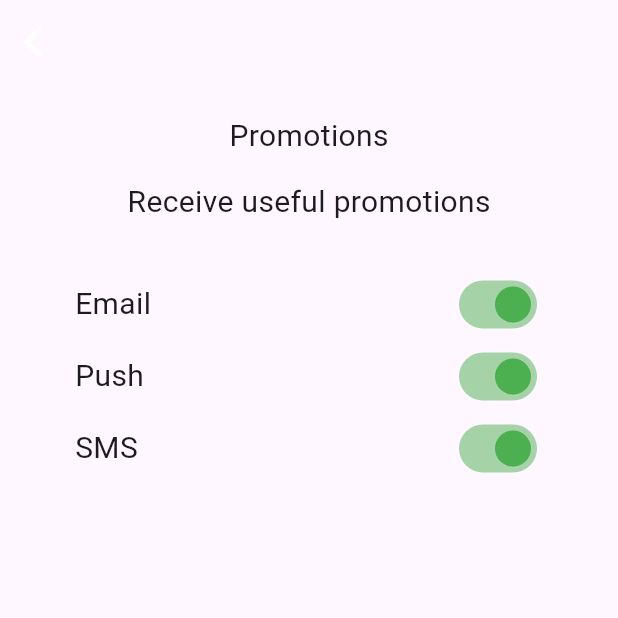
After one commit to Jack-WebDev/SwiftRide, a Flutter app: the Profile screen opened directly, after a tap on "Promotions", on a phone screen of 412 x 824 dp, the top half of it. The commit adds this screen. Run offline on Flutter 3.47's test engine with Material 3 defaults, Android fonts, the light colour scheme and no system bars; our stand-ins replace accordion, cloud_firestore, firebase_auth, firebase_core, google_sign_in, image_picker; accounts and stored records are empty.

Commit message:
promotions

```diff
--- a/lib/views/Profile/profile_home.dart
+++ b/lib/views/Profile/profile_home.dart
@@ -3,6 +3,7 @@ import 'package:flutter/material.dart';
 import 'package:flutter/services.dart';
 import 'package:uberscousin/views/Profile/faq.dart';
 import 'package:uberscousin/views/Profile/manage_account.dart';
+import 'package:uberscousin/views/Profile/promotions.dart';
 
 class Profile extends StatefulWidget {
   const Profile({super.key});
@@ -118,9 +119,17 @@ class _ProfileState extends State<Profile> {
                           title: Text("Settings"),
                           leading: Icon(Icons.settings),
                         ),
-                        const ListTile(
-                          title: Text("Promotions"),
-                          leading: Icon(Icons.wallet),
+                        GestureDetector(
+                          onTap: () {
+                            Navigator.push(
+                                context,
+                                MaterialPageRoute(
+                                    builder: (context) => const Promotions()));
+                          },
+                          child: const ListTile(
+                            title: Text("Promotions"),
+                            leading: Icon(Icons.abc),
+                          ),
                         ),
                         const ListTile(
                           title: Text("Help"),
--- /dev/null
+++ b/lib/views/Profile/promotions.dart
@@ -0,0 +1,89 @@
+import 'package:flutter/material.dart';
+
+class Promotions extends StatelessWidget {
+  const Promotions({super.key});
+
+  @override
+  Widget build(BuildContext context) {
+    return Scaffold(
+      appBar: AppBar(
+        leading: const Icon(
+          Icons.arrow_back_ios,
+          color: Colors.white,
+        ),
+      ),
+      body: const Padding(
+        padding: EdgeInsets.symmetric(vertical: 20),
+        child: Column(
+          children: [
+            Text("Promotions", style: TextStyle(fontSize: 20)),
+            SizedBox(
+              height: 15,
+            ),
+            Text("Receive useful promotions", style: TextStyle(fontSize: 20)),
+            SizedBox(
+              height: 30,
+            ),
+            Padding(
+              padding: EdgeInsets.symmetric(horizontal: 50),
+              child: Column(
+                children: [
+                  Row(
+                    mainAxisAlignment: MainAxisAlignment.spaceBetween,
+                    children: [
+                      Text(
+                        "Email",
+                        style: TextStyle(fontSize: 20),
+                      ),
+                      SwitchExample(),
+                    ],
+                  ),
+                  Row(
+                    mainAxisAlignment: MainAxisAlignment.spaceBetween,
+                    children: [
+                      Text("Push", style: TextStyle(fontSize: 20)),
+                      SwitchExample()
+                    ],
+                  ),
+                  Row(
+                    mainAxisAlignment: MainAxisAlignment.spaceBetween,
+                    children: [
+                      Text("SMS", style: TextStyle(fontSize: 20)),
+                      SwitchExample()
+                    ],
+                  ),
+                ],
+              ),
+            ),
+          ],
+        ),
+      ),
+    );
+  }
+}
+
+class SwitchExample extends StatefulWidget {
+  const SwitchExample({super.key});
+
+  @override
+  State<SwitchExample> createState() => _SwitchExampleState();
+}
+
+class _SwitchExampleState extends State<SwitchExample> {
+  bool light = true;
+
+  @override
+  Widget build(BuildContext context) {
+    return Switch(
+      // This bool value toggles the switch.
+      value: light,
+      activeColor: Colors.green,
+      onChanged: (bool value) {
+        // This is called when the user toggles the switch.
+        setState(() {
+          light = value;
+        });
+      },
+    );
+  }
+}
```
Also changed, not shown: lib/views/OfferLift/activity.dart (+59 -25 lines), lib/views/OfferLift/home_page.dart (+7 -9 lines), 1 other file.
